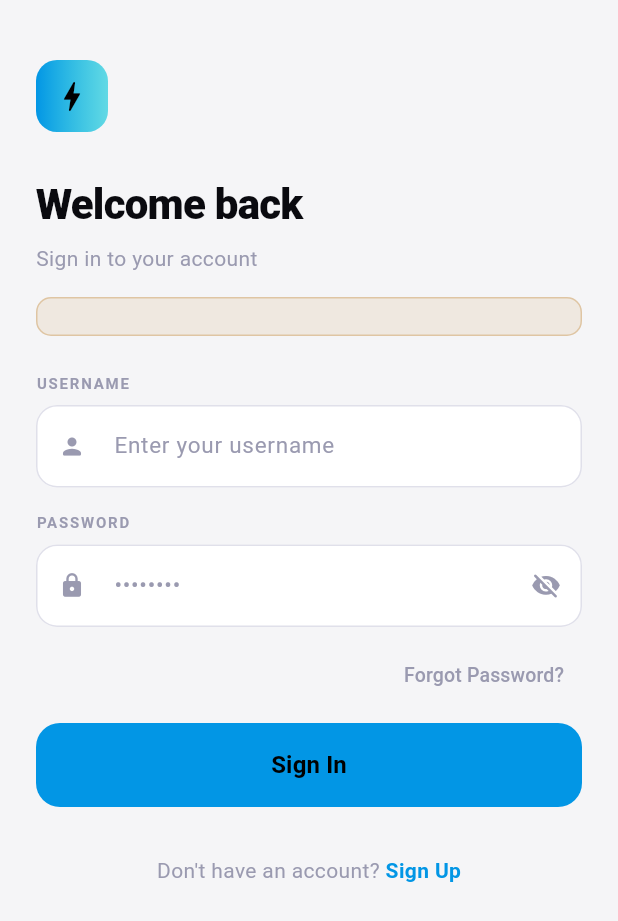
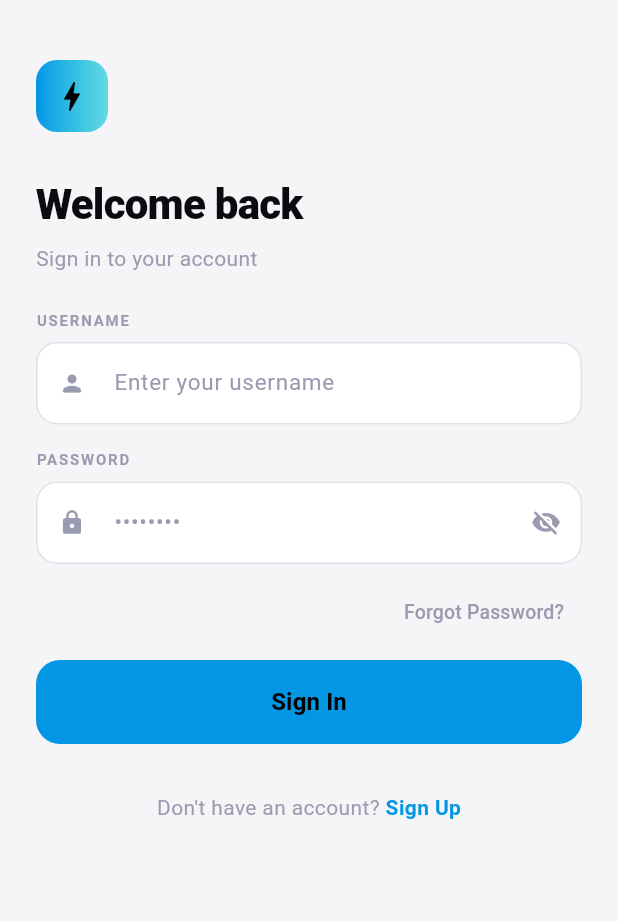
Before and after one commit to tunukilly1/smart_outlet, a Flutter app: the screen it shows after launch, after a tap on "Log In", on a phone screen of 412 x 824 dp. Shown: the top 921 px of the screen. Run offline on Flutter 3.47's test engine with Material 3 defaults, Android fonts, the phone set to English and light mode, and no system bars; our stand-ins replace dio, flutter_secure_storage, image_picker, shared_preferences; network calls fail.

Commit message:
Fix the sign up and login UI

```diff
--- a/lib/screens/login.dart
+++ b/lib/screens/login.dart
@@ -108,18 +108,6 @@ class _LoginScreenState extends State<LoginScreen> {
                 Text('Sign in to your account',
                     style: TextStyle(fontSize: 14,
                         color: context.textMuted)),
-
-                // Server wake up notice
-                const SizedBox(height: 16),
-                Container(
-                  padding: const EdgeInsets.all(12),
-                  decoration: BoxDecoration(
-                    color: AppColors.amber.withOpacity(0.1),
-                    borderRadius: BorderRadius.circular(10),
-                    border: Border.all(
-                        color: AppColors.amber.withOpacity(0.3)),
-                  ),
-                ),
 
                 const SizedBox(height: 24),
                 _FieldLabel(label: 'Username'),
```
Also changed, not shown: lib/screens/signup.dart (+0 -12 lines).
